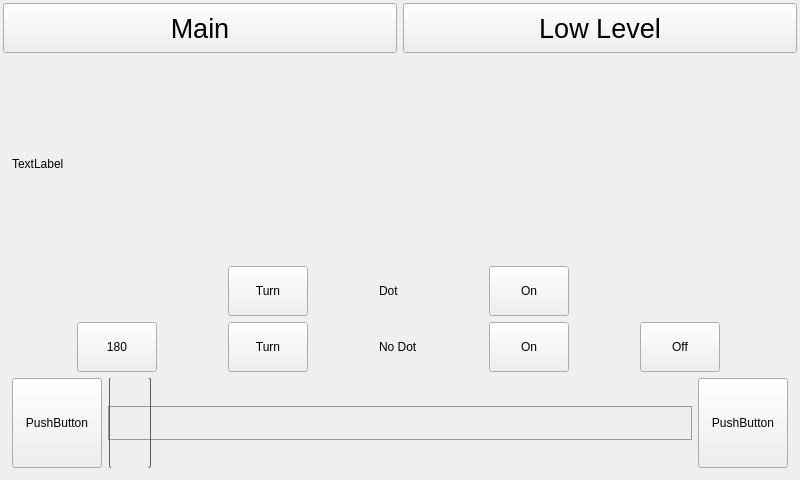
The window that src/mainwindow.ui (cilo72/raspi_turntable) describes before a commit, drawn with Qt 5.
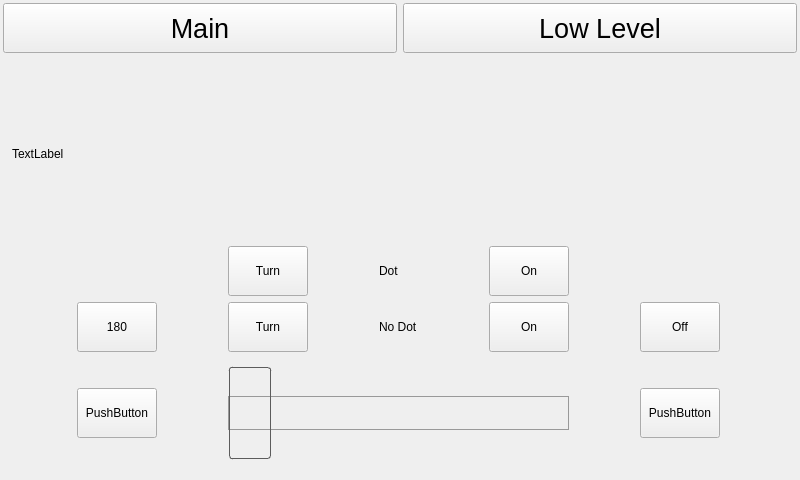
The same window after the commit.

Diff of the .ui file:
```diff
--- a/src/mainwindow.ui
+++ b/src/mainwindow.ui
@@ -103,6 +103,12 @@
          <layout class="QGridLayout" name="gridLayout_2">
           <item row="1" column="3">
            <widget class="QPushButton" name="pushButton_7">
+            <property name="minimumSize">
+             <size>
+              <width>80</width>
+              <height>50</height>
+             </size>
+            </property>
             <property name="maximumSize">
              <size>
               <width>80</width>
@@ -116,6 +122,12 @@
           </item>
           <item row="1" column="0">
            <widget class="QPushButton" name="pushButton_8">
+            <property name="minimumSize">
+             <size>
+              <width>80</width>
+              <height>50</height>
+             </size>
+            </property>
             <property name="maximumSize">
              <size>
               <width>80</width>
@@ -161,6 +173,12 @@
           </item>
           <item row="1" column="1">
            <widget class="QPushButton" name="pushButton_5">
+            <property name="minimumSize">
+             <size>
+              <width>80</width>
+              <height>50</height>
+             </size>
+            </property>
             <property name="maximumSize">
              <size>
               <width>80</width>
@@ -172,6 +190,25 @@
             </property>
            </widget>
           </item>
+          <item row="1" column="4">
+           <widget class="QPushButton" name="pushButton_9">
+            <property name="minimumSize">
+             <size>
+              <width>80</width>
+              <height>50</height>
+             </size>
+            </property>
+            <property name="maximumSize">
+             <size>
+              <width>80</width>
+              <height>50</height>
+             </size>
+            </property>
+            <property name="text">
+             <string>Off</string>
+            </property>
+           </widget>
+          </item>
           <item row="0" column="2">
            <widget class="QLabel" name="label_8">
             <property name="sizePolicy">
@@ -198,8 +235,14 @@
             </property>
            </widget>
           </item>
-          <item row="1" column="4">
-           <widget class="QPushButton" name="pushButton_9">
+          <item row="2" column="0">
+           <widget class="QPushButton" name="pushButton_3">
+            <property name="minimumSize">
+             <size>
+              <width>80</width>
+              <height>50</height>
+             </size>
+            </property>
             <property name="maximumSize">
              <size>
               <width>80</width>
@@ -207,26 +250,22 @@
              </size>
             </property>
             <property name="text">
-             <string>Off</string>
+             <string>PushButton</string>
             </property>
            </widget>
           </item>
-         </layout>
-        </item>
-        <item>
-         <layout class="QHBoxLayout" name="horizontalLayout_2">
-          <item>
-           <widget class="QPushButton" name="pushButton_2">
+          <item row="2" column="4">
+           <widget class="QPushButton" name="pushButton_10">
             <property name="minimumSize">
              <size>
-              <width>90</width>
-              <height>90</height>
+              <width>80</width>
+              <height>50</height>
              </size>
             </property>
             <property name="maximumSize">
              <size>
-              <width>90</width>
-              <height>90</height>
+              <width>80</width>
+              <height>50</height>
              </size>
             </property>
             <property name="text">
@@ -234,14 +273,20 @@
             </property>
            </widget>
           </item>
-          <item>
-           <widget class="QSlider" name="horizontalSlider">
+          <item row="2" column="1" colspan="3">
+           <widget class="QSlider" name="horizontalSlider_2">
             <property name="sizePolicy">
              <sizepolicy hsizetype="Expanding" vsizetype="Preferred">
               <horstretch>0</horstretch>
               <verstretch>0</verstretch>
              </sizepolicy>
             </property>
+            <property name="minimumSize">
+             <size>
+              <width>0</width>
+              <height>110</height>
+             </size>
+            </property>
             <property name="styleSheet">
              <string notr="true">/*
 Source - https://stackoverflow.com/q/47691972
@@ -271,25 +316,6 @@
             </property>
            </widget>
           </item>
-          <item>
-           <widget class="QPushButton" name="pushButton">
-            <property name="minimumSize">
-             <size>
-              <width>90</width>
-              <height>90</height>
-             </size>
-            </property>
-            <property name="maximumSize">
-             <size>
-              <width>90</width>
-              <height>90</height>
-             </size>
-            </property>
-            <property name="text">
-             <string>PushButton</string>
-            </property>
-           </widget>
-          </item>
          </layout>
         </item>
        </layout>
```
